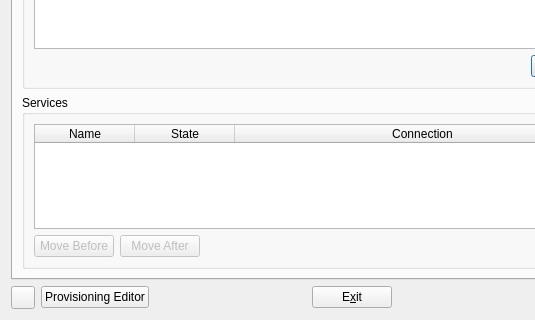
The window that apps/cmstapp/code/control_box/ui/controlbox.ui (andrew-bibb/cmst) describes before a commit, drawn with Qt 5; both pictures show x 0 to 535 and y 243 to 563 of the 645 by 563 pixel window.
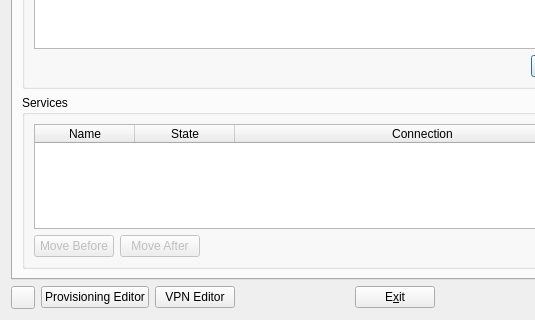
The same window after the commit.

Patch:
```diff
--- a/apps/cmstapp/code/control_box/ui/controlbox.ui
+++ b/apps/cmstapp/code/control_box/ui/controlbox.ui
@@ -1662,6 +1662,16 @@
        </property>
       </widget>
      </item>
+     <item>
+      <widget class="QPushButton" name="pushButton_vpn_editor">
+       <property name="whatsThis">
+        <string>&lt;html&gt;&lt;head/&gt;&lt;body&gt;&lt;p&gt;Open the VPN provisioning editor to create or edit Connman configuration (provisioning) files for VPN connections.&lt;/p&gt;&lt;p&gt;These config files reside in /var/lib/connman-vpn which is owned by root:root. CMST will register a roothelper to allow reading and writing files in this directory. &lt;/p&gt;&lt;p&gt;To avoid abusing the root privileges the editor will only operate on files with names ending in &lt;span style=&quot; font-style:italic;&quot;&gt;.cmst.config&lt;/span&gt;. This file name ending will be added automatically during a file save and cannot be altered. &lt;/p&gt;&lt;p&gt;Using this editor it is not possible to edit or delete config files created by other means.&lt;/p&gt;&lt;/body&gt;&lt;/html&gt;</string>
+       </property>
+       <property name="text">
+        <string>VPN Editor</string>
+       </property>
+      </widget>
+     </item>
      <item>
       <spacer name="horizontalSpacer_9">
        <property name="orientation">
```
Left out of the diff: 16 changed lines with no effect on the pictures.
